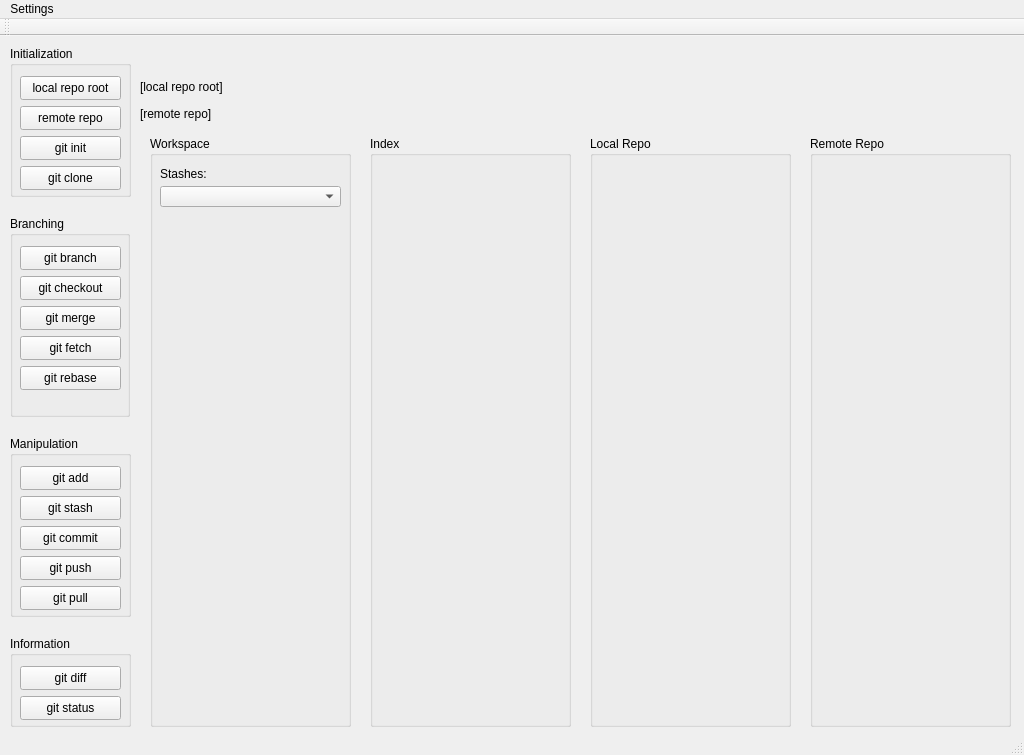
Old version of the form mainwindow.ui in the repository fsziegler/qt-git.
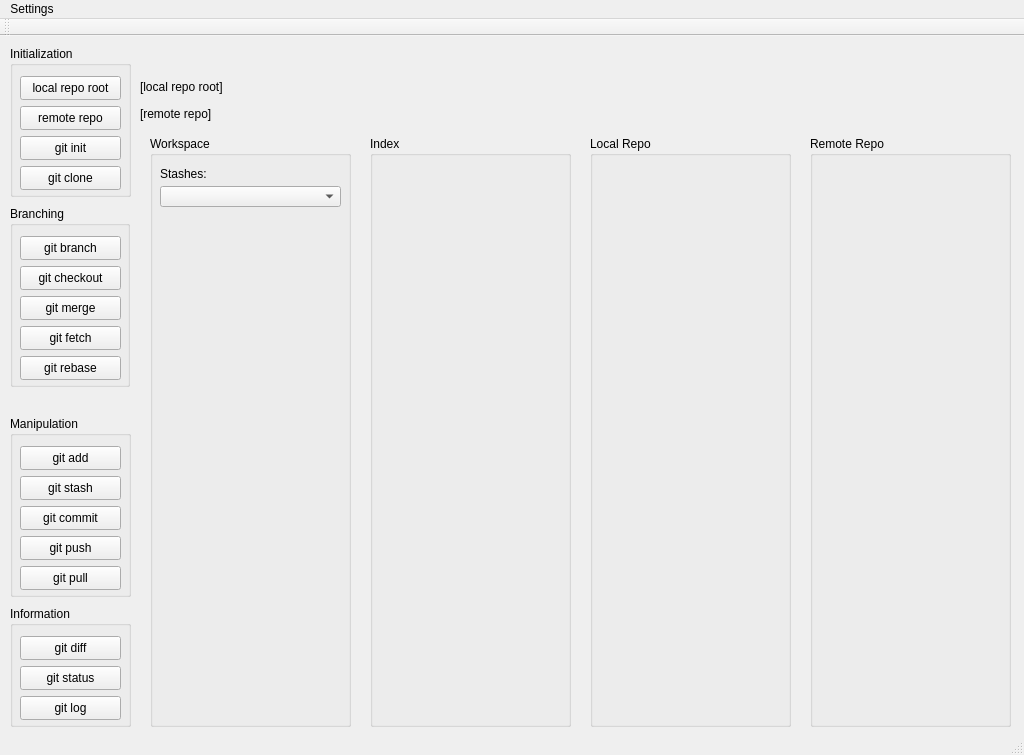
New version of the form.

```diff
--- a/mainwindow.ui
+++ b/mainwindow.ui
@@ -184,7 +184,7 @@
     <property name="geometry">
      <rect>
       <x>10</x>
-      <y>400</y>
+      <y>380</y>
       <width>121</width>
       <height>181</height>
      </rect>
@@ -262,9 +262,9 @@
     <property name="geometry">
      <rect>
       <x>10</x>
-      <y>600</y>
+      <y>570</y>
       <width>121</width>
-      <height>91</height>
+      <height>121</height>
      </rect>
     </property>
     <property name="title">
@@ -296,6 +296,19 @@
       <string>git status</string>
      </property>
     </widget>
+    <widget class="QPushButton" name="btn_git_log">
+     <property name="geometry">
+      <rect>
+       <x>10</x>
+       <y>90</y>
+       <width>101</width>
+       <height>24</height>
+      </rect>
+     </property>
+     <property name="text">
+      <string>git log</string>
+     </property>
+    </widget>
    </widget>
    <widget class="QLabel" name="label_remote_repo">
     <property name="geometry">
@@ -314,9 +327,9 @@
     <property name="geometry">
      <rect>
       <x>10</x>
-      <y>180</y>
+      <y>170</y>
       <width>120</width>
-      <height>201</height>
+      <height>181</height>
      </rect>
     </property>
     <property name="title">
```
Left out of the diff: 2 changed lines with no effect on the pictures.
